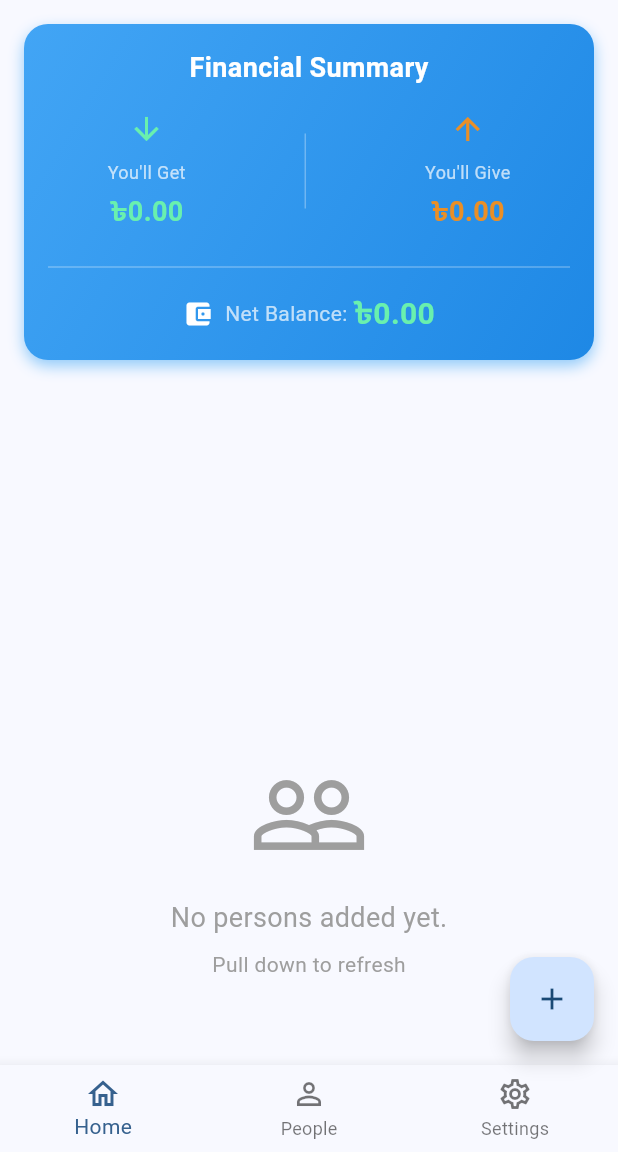
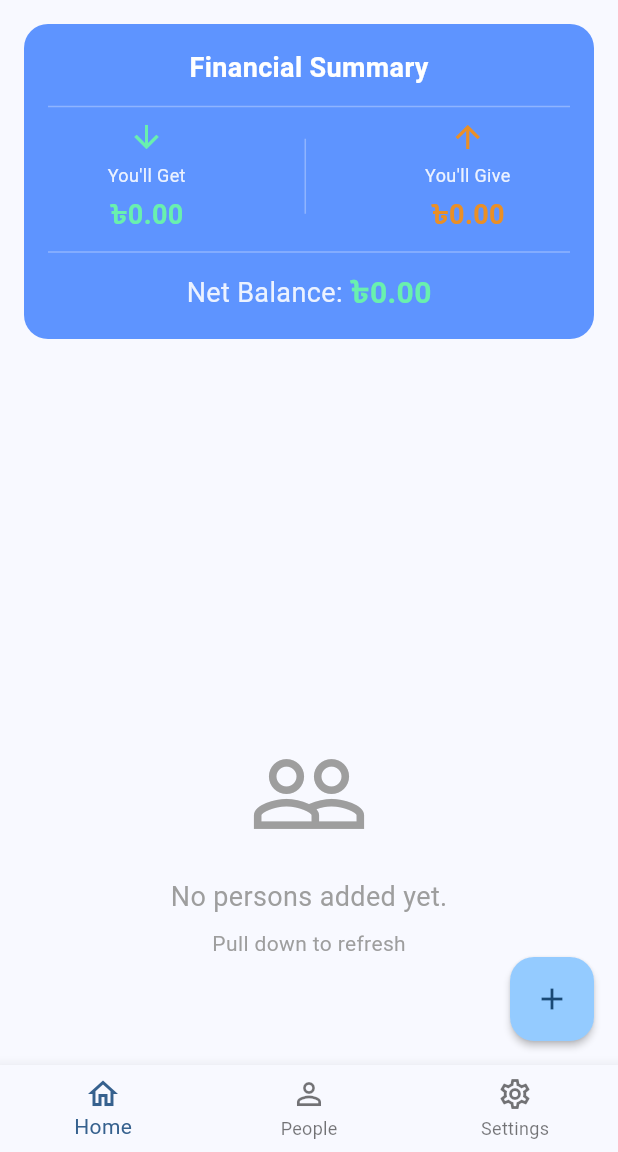
Before and after one commit to mehedienf/easy_expense, a Flutter app: the screen it shows once a user with an empty profile is signed in, on a phone screen of 412 x 824 dp, the part 84-1236 px from its top. Run offline on Flutter 3.47's test engine with Material 3 defaults, Android fonts, the phone set to English and light mode, and no system bars; our stand-ins replace cloud_firestore, firebase_auth, firebase_core, google_sign_in, shared_preferences; accounts and stored records are empty.

Commit message:
style: update UI elements and improve layout in HomeScreen

```diff
--- a/lib/screens/home_screen.dart
+++ b/lib/screens/home_screen.dart
@@ -183,19 +183,20 @@ class _HomeScreenState extends State<HomeScreen> {
             margin: const EdgeInsets.all(16.0),
             padding: const EdgeInsets.all(16.0),
             decoration: BoxDecoration(
-              gradient: LinearGradient(
-                colors: [Colors.blue.shade400, Colors.blue.shade600],
-                begin: Alignment.topLeft,
-                end: Alignment.bottomRight,
-              ),
+              color: const Color.fromARGB(255, 94, 148, 255),
+              // gradient: LinearGradient(
+              //   colors: [Colors.blue.shade400, Colors.blue.shade600],
+              //   begin: Alignment.topLeft,
+              //   end: Alignment.bottomRight,
+              // ),
               borderRadius: BorderRadius.circular(16),
-              boxShadow: [
-                BoxShadow(
-                  color: Colors.blue.shade200,
-                  blurRadius: 8,
-                  offset: const Offset(0, 4),
-                ),
-              ],
+              // boxShadow: [
+              //   BoxShadow(
+              //     color: Colors.blue.shade200,
+              //     blurRadius: 8,
+              //     offset: const Offset(0, 4),
+              //   ),
+              // ],
             ),
             child: Column(
               children: [
@@ -208,7 +209,15 @@ class _HomeScreenState extends State<HomeScreen> {
                     fontWeight: FontWeight.bold,
                   ),
                 ),
-                const SizedBox(height: 16),
+                const SizedBox(height: 5),
+
+                // Divider
+                const Divider(
+                  color: Colors.white30,
+                  thickness: 1,
+                  indent: 0,
+                  endIndent: 0,
+                ),
 
                 // Summary Stats
                 Row(
@@ -235,23 +244,26 @@ class _HomeScreenState extends State<HomeScreen> {
                   ],
                 ),
 
-                const SizedBox(height: 16),
+                const SizedBox(height: 4),
                 const Divider(color: Colors.white30, thickness: 1),
-                const SizedBox(height: 8),
+                const SizedBox(height: 4),
 
                 // Net Balance
                 Row(
                   mainAxisAlignment: MainAxisAlignment.center,
                   children: [
-                    const Icon(
-                      Icons.account_balance_wallet,
-                      color: Colors.white,
-                      size: 20,
-                    ),
-                    const SizedBox(width: 8),
+                    // const Icon(
+                    //   Icons.account_balance_wallet,
+                    //   color: Colors.white,
+                    //   size: 20,
+                    // ),
+                    // const SizedBox(width: 8),
                     const Text(
                       'Net Balance: ',
-                      style: TextStyle(color: Colors.white70, fontSize: 14),
+                      style: TextStyle(
+                        color: Color.fromARGB(225, 255, 255, 255),
+                        fontSize: 18,
+                      ),
                     ),
                     Text(
                       '৳${_netBalance.toStringAsFixed(2)}',
@@ -327,10 +339,34 @@ class _HomeScreenState extends State<HomeScreen> {
                       itemCount: persons.length,
                       itemBuilder: (context, index) {
                         final person = persons[index];
-                        return ListTile(
+                        return Container(
+                          margin: const EdgeInsets.symmetric(
+                            horizontal: 12,
+                            vertical: 6,
+                          ),
+                          decoration: BoxDecoration(
+                            color: Colors.white,
+                            border: Border.all(
+                              color: Colors.grey.shade300,
+                              width: 1,
+                            ),
+                            borderRadius: BorderRadius.circular(10),
+                            boxShadow: [
+                              BoxShadow(
+                                color: Colors.grey.withOpacity(0.05),
+                                blurRadius: 2,
+                                offset: const Offset(0, 1),
+                              ),
+                            ],
+                          ),
+
+                          // ListTile with person details
+                          child: ListTile(
                             title: Text(
                               person.name,
-                            style: const TextStyle(fontWeight: FontWeight.bold),
+                              style: const TextStyle(
+                                fontWeight: FontWeight.bold,
+                              ),
                             ),
                             subtitle: RichText(
                               text: TextSpan(
@@ -343,7 +379,7 @@ class _HomeScreenState extends State<HomeScreen> {
                                     ),
                                   ),
                                   TextSpan(
-                                  text: '${person.balance.toStringAsFixed(2)}',
+                                    text: person.balance.toStringAsFixed(2),
                                     style: TextStyle(
                                       color: Colors.grey.shade800,
                                       fontSize: 14,
@@ -408,8 +444,8 @@ class _HomeScreenState extends State<HomeScreen> {
                                   style: ElevatedButton.styleFrom(
                                     visualDensity: VisualDensity.compact,
                                     padding: const EdgeInsets.symmetric(
-                                    horizontal: 8,
-                                    vertical: 4,
+                                      horizontal: 16,
+                                      vertical: 8,
                                     ),
                                   ),
                                   onPressed: () async {
@@ -440,8 +476,8 @@ class _HomeScreenState extends State<HomeScreen> {
                                   style: ElevatedButton.styleFrom(
                                     visualDensity: VisualDensity.compact,
                                     padding: const EdgeInsets.symmetric(
-                                    horizontal: 8,
-                                    vertical: 6,
+                                      horizontal: 16,
+                                      vertical: 8,
                                     ),
                                   ),
                                   onPressed: () async {
@@ -469,6 +505,7 @@ class _HomeScreenState extends State<HomeScreen> {
                                 ),
                               ],
                             ),
+                          ),
                         );
                       },
                     ),
@@ -477,6 +514,8 @@ class _HomeScreenState extends State<HomeScreen> {
         ],
       ),
       floatingActionButton: FloatingActionButton(
+        backgroundColor: Color.fromARGB(255, 148, 203, 255),
+        elevation: 2,
         onPressed: () async {
           final name = await _showAddPersonDialog(context);
           if (name != null && name.isNotEmpty) {
@@ -624,10 +663,13 @@ class _HomeScreenState extends State<HomeScreen> {
     return Column(
       children: [
         Icon(icon, color: color, size: 24),
-        const SizedBox(height: 8),
+        const SizedBox(height: 5),
         Text(
           label,
-          style: const TextStyle(color: Colors.white70, fontSize: 12),
+          style: const TextStyle(
+            color: Color.fromARGB(225, 255, 255, 255),
+            fontSize: 12,
+          ),
         ),
         const SizedBox(height: 4),
         Text(
```
Also changed, not shown: 1 other file. Lines whose indentation alone changed are shown as unchanged.
